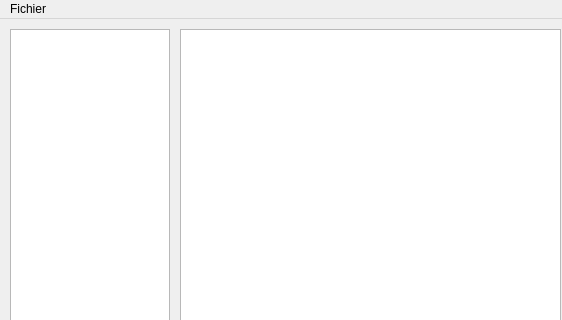
First picture: the form in mainwindow.ui, repository Konosprod/ThinK, before the edit; both pictures show x 0 to 562 and y 0 to 320 of the 562 by 463 pixel window.
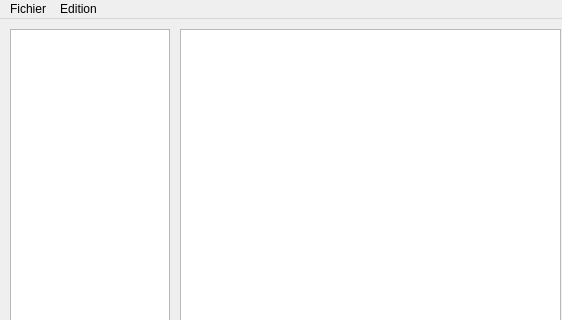
Second picture: the form after the edit.

Commit message: Added prefrencewindow to CMakeLists and fixed mainwindow.ui

The edit to the form file:
```diff
--- a/mainwindow.ui
+++ b/mainwindow.ui
@@ -77,7 +77,14 @@
     <addaction name="separator"/>
     <addaction name="actionMini"/>
    </widget>
+   <widget class="QMenu" name="menuEdition">
+    <property name="title">
+     <string>Edition</string>
+    </property>
+    <addaction name="actionPreferences"/>
+   </widget>
    <addaction name="menuFichier"/>
+   <addaction name="menuEdition"/>
   </widget>
   <widget class="QStatusBar" name="statusbar"/>
   <action name="acToHTML">
```
Left out of the diff: 5 changed lines with no effect on the pictures. The commit also changes 1 other file.
